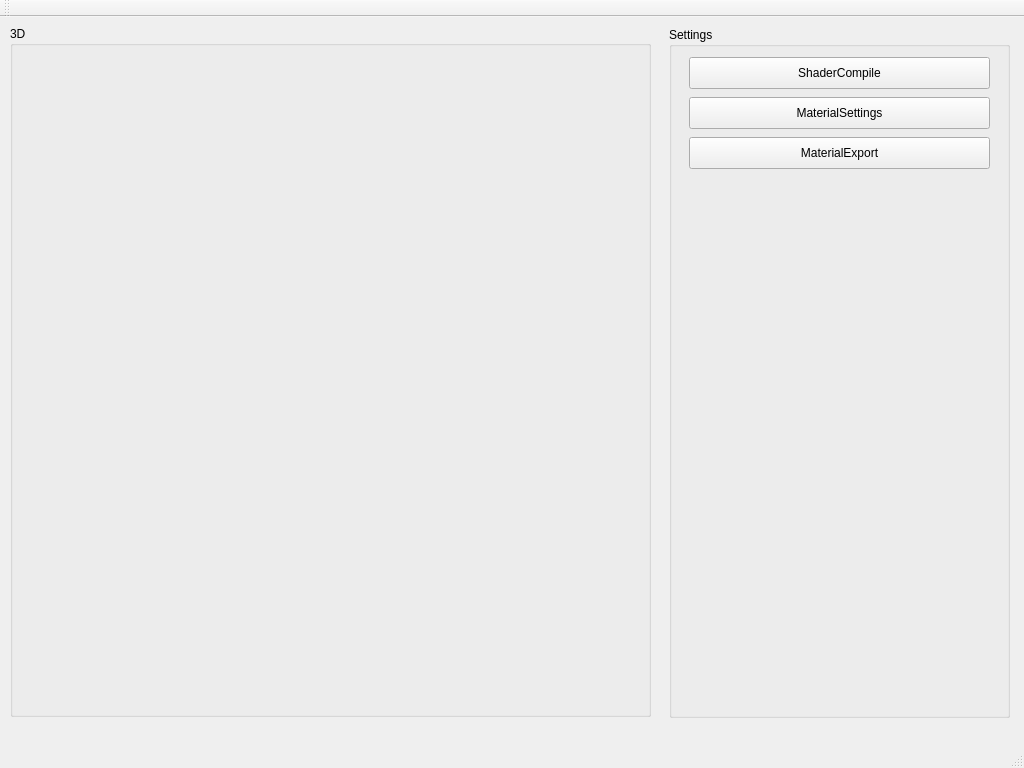
This is indieEngineShader/CMainWindowGUI.ui in codeoneclick/ie3D as Qt 5 draws it before an edit. The edited form follows.
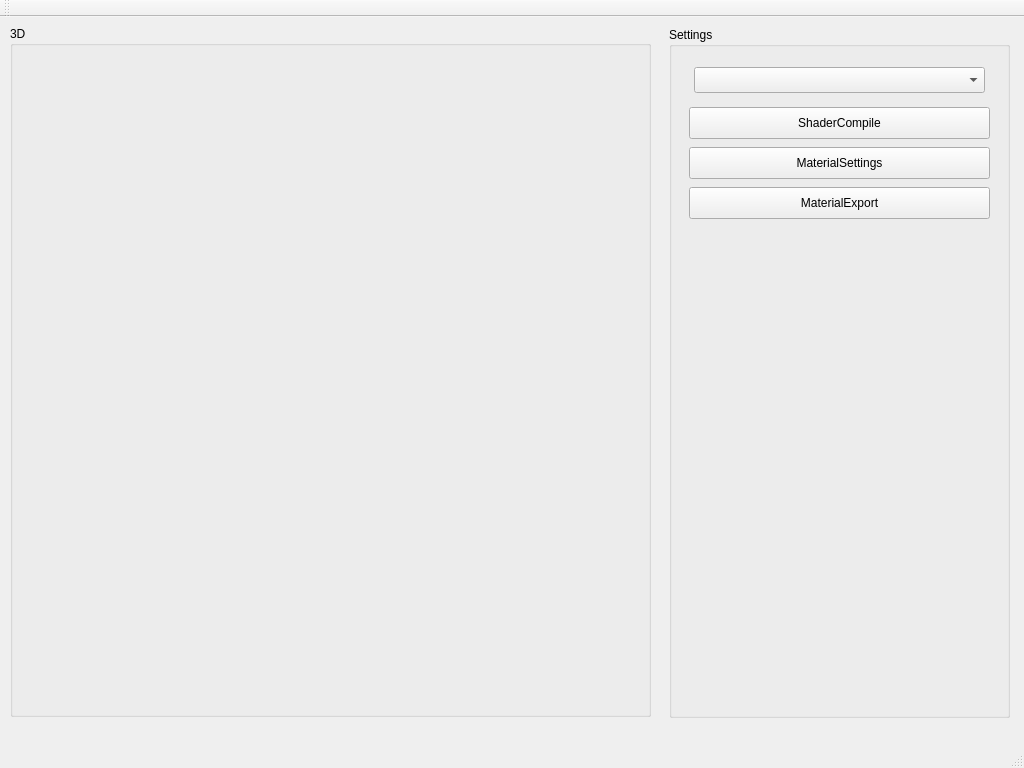
This is the edited form.

Patch:
```diff
--- a/indieEngineShader/CMainWindowGUI.ui
+++ b/indieEngineShader/CMainWindowGUI.ui
@@ -36,7 +36,7 @@
      <property name="geometry">
       <rect>
        <x>20</x>
-       <y>30</y>
+       <y>80</y>
        <width>301</width>
        <height>32</height>
       </rect>
@@ -49,7 +49,7 @@
      <property name="geometry">
       <rect>
        <x>20</x>
-       <y>70</y>
+       <y>120</y>
        <width>301</width>
        <height>32</height>
       </rect>
@@ -62,7 +62,7 @@
      <property name="geometry">
       <rect>
        <x>20</x>
-       <y>110</y>
+       <y>160</y>
        <width>301</width>
        <height>32</height>
       </rect>
@@ -71,6 +71,16 @@
       <string>MaterialExport</string>
      </property>
     </widget>
+    <widget class="QComboBox" name="materials_list">
+     <property name="geometry">
+      <rect>
+       <x>25</x>
+       <y>40</y>
+       <width>291</width>
+       <height>26</height>
+      </rect>
+     </property>
+    </widget>
    </widget>
    <widget class="QGroupBox" name="groupBox_2">
     <property name="geometry">
```
